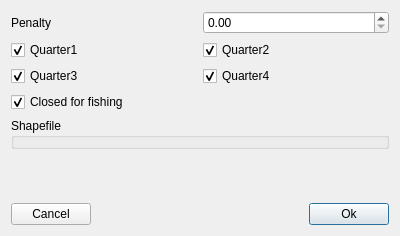
Above: qtgui/pathpenaltydialog.ui from frabas/DISPLACE_GUI before the change. Below: the same form after it.
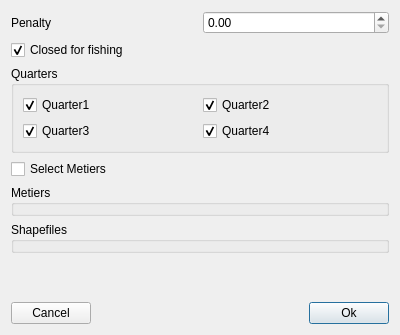
That is the form after the change.

Commit message: Added Metier selection to Penalty Dialog

Patch:
```diff
--- a/qtgui/pathpenaltydialog.ui
+++ b/qtgui/pathpenaltydialog.ui
@@ -7,33 +7,13 @@
     <x>0</x>
     <y>0</y>
     <width>400</width>
-    <height>236</height>
+    <height>335</height>
    </rect>
   </property>
   <property name="windowTitle">
    <string>Graph Penalties</string>
   </property>
   <layout class="QGridLayout" name="gridLayout">
-   <item row="1" column="1">
-    <widget class="QCheckBox" name="optPenaltyQ2">
-     <property name="text">
-      <string>Quarter2</string>
-     </property>
-     <property name="checked">
-      <bool>true</bool>
-     </property>
-    </widget>
-   </item>
-   <item row="2" column="1">
-    <widget class="QCheckBox" name="optPenaltyQ4">
-     <property name="text">
-      <string>Quarter4</string>
-     </property>
-     <property name="checked">
-      <bool>true</bool>
-     </property>
-    </widget>
-   </item>
    <item row="0" column="0">
     <widget class="QLabel" name="label">
      <property name="text">
@@ -41,7 +21,14 @@
      </property>
     </widget>
    </item>
-   <item row="10" column="0" colspan="2">
+   <item row="6" column="0" colspan="2">
+    <widget class="QGroupBox" name="metierGroup">
+     <property name="title">
+      <string>Metiers</string>
+     </property>
+    </widget>
+   </item>
+   <item row="12" column="0" colspan="2">
     <layout class="QHBoxLayout" name="horizontalLayout">
      <item>
       <widget class="QPushButton" name="cancel">
@@ -75,51 +62,7 @@
      </item>
     </layout>
    </item>
-   <item row="2" column="0">
-    <widget class="QCheckBox" name="optPenaltyQ3">
-     <property name="text">
-      <string>Quarter3</string>
-     </property>
-     <property name="checked">
-      <bool>true</bool>
-     </property>
-    </widget>
-   </item>
-   <item row="1" column="0">
-    <widget class="QCheckBox" name="optPenaltyQ1">
-     <property name="text">
-      <string>Quarter1</string>
-     </property>
-     <property name="checked">
-      <bool>true</bool>
-     </property>
-    </widget>
-   </item>
-   <item row="3" column="0">
-    <widget class="QCheckBox" name="optClosedForFishing">
-     <property name="text">
-      <string>Closed for fishing</string>
-     </property>
-     <property name="checked">
-      <bool>true</bool>
-     </property>
-    </widget>
-   </item>
-   <item row="0" column="1">
-    <widget class="QDoubleSpinBox" name="weight">
-     <property name="maximum">
-      <double>100000000.000000000000000</double>
-     </property>
-    </widget>
-   </item>
-   <item row="8" column="0" colspan="2">
-    <widget class="QGroupBox" name="shapefileGroup">
-     <property name="title">
-      <string>Shapefile</string>
-     </property>
-    </widget>
-   </item>
-   <item row="9" column="0">
+   <item row="11" column="0">
     <spacer name="verticalSpacer">
      <property name="orientation">
       <enum>Qt::Vertical</enum>
@@ -132,6 +75,86 @@
      </property>
     </spacer>
    </item>
+   <item row="0" column="1">
+    <widget class="QDoubleSpinBox" name="weight">
+     <property name="maximum">
+      <double>100000000.000000000000000</double>
+     </property>
+    </widget>
+   </item>
+   <item row="5" column="0">
+    <widget class="QCheckBox" name="enableMetiers">
+     <property name="text">
+      <string>Select Metiers</string>
+     </property>
+    </widget>
+   </item>
+   <item row="10" column="0" colspan="2">
+    <widget class="QGroupBox" name="shapefileGroup">
+     <property name="title">
+      <string>Shapefiles</string>
+     </property>
+    </widget>
+   </item>
+   <item row="2" column="0" colspan="2">
+    <widget class="QGroupBox" name="groupBox">
+     <property name="title">
+      <string>Quarters</string>
+     </property>
+     <layout class="QGridLayout" name="gridLayout_2">
+      <item row="0" column="1">
+       <widget class="QCheckBox" name="optPenaltyQ2">
+        <property name="text">
+         <string>Quarter2</string>
+        </property>
+        <property name="checked">
+         <bool>true</bool>
+        </property>
+       </widget>
+      </item>
+      <item row="0" column="0">
+       <widget class="QCheckBox" name="optPenaltyQ1">
+        <property name="text">
+         <string>Quarter1</string>
+        </property>
+        <property name="checked">
+         <bool>true</bool>
+        </property>
+       </widget>
+      </item>
+      <item row="1" column="0">
+       <widget class="QCheckBox" name="optPenaltyQ3">
+        <property name="text">
+         <string>Quarter3</string>
+        </property>
+        <property name="checked">
+         <bool>true</bool>
+        </property>
+       </widget>
+      </item>
+      <item row="1" column="1">
+       <widget class="QCheckBox" name="optPenaltyQ4">
+        <property name="text">
+         <string>Quarter4</string>
+        </property>
+        <property name="checked">
+         <bool>true</bool>
+        </property>
+       </widget>
+      </item>
+     </layout>
+    </widget>
+   </item>
+   <item row="1" column="0">
+    <widget class="QCheckBox" name="optClosedForFishing">
+     <property name="text">
+      <string>Closed for fishing</string>
+     </property>
+     <property name="checked">
+      <bool>true</bool>
+     </property>
+    </widget>
+   </item>
   </layout>
  </widget>
  <tabstops>
```
The commit also changes 3 other files.
